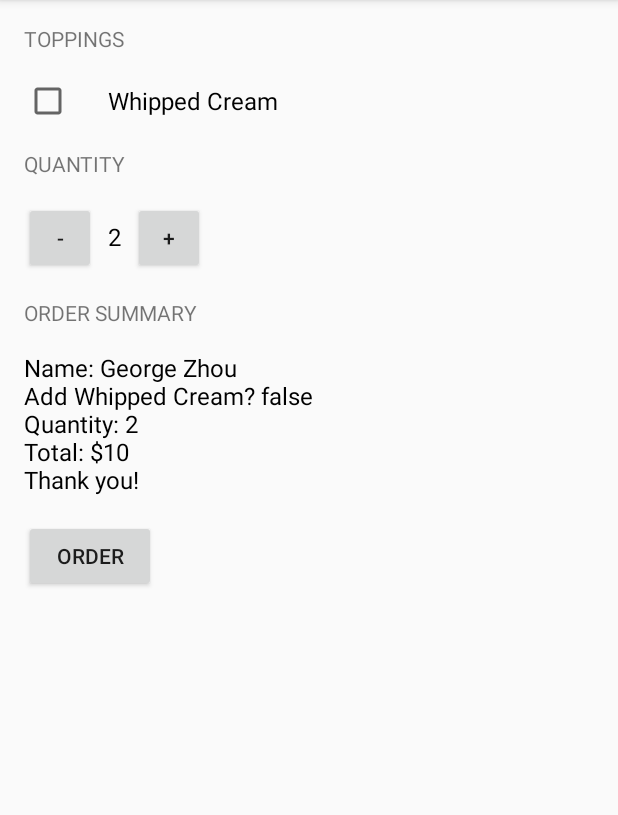
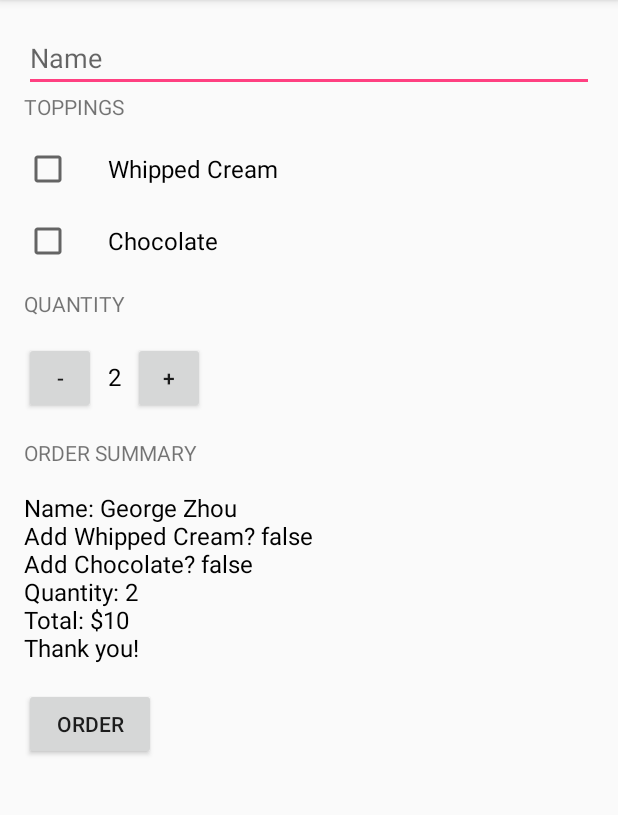
Before and after one commit to ZhourgiePorgie/Android, an Android app: the screen it shows after launch (MainActivity), after a tap on "ORDER", on a phone screen of 412 x 824 dp, the part 84-899 px from its top. Run offline under Robolectric (Android 15) with nearby library versions, the phone set to English and light mode, and no system bars.

Commit message:
EditText

```diff
--- a/JustJava/app/src/main/java/com/example/android/justjava/MainActivity.java
+++ b/JustJava/app/src/main/java/com/example/android/justjava/MainActivity.java
@@ -34,9 +34,11 @@ public class MainActivity extends AppCompatActivity {
      */
     public void submitOrder(View view) {
         CheckBox whippedCreamCheckBox = (CheckBox) findViewById(R.id.whipped_cream_checkbox);
+        CheckBox chocolateCheckBox = (CheckBox) findViewById(R.id.chocolate_checkbox);
         boolean hasWhippedCream = whippedCreamCheckBox.isChecked();
+        boolean hasChocolate = chocolateCheckBox.isChecked();
         int price = calculatePrice(quantity, 5);
-        String priceMessage = createOrderSummary(price, hasWhippedCream);
+        String priceMessage = createOrderSummary(price, hasWhippedCream, hasChocolate);
         displayMessage(priceMessage);
     }
 
@@ -99,9 +101,10 @@ public class MainActivity extends AppCompatActivity {
      * @param addWhippedCream check if whipped cream was selected or not
      * @return order summary
      */
-    private String createOrderSummary(int price, boolean addWhippedCream) {
+    private String createOrderSummary(int price, boolean addWhippedCream, boolean addChocolate) {
         String summary = "Name: George Zhou"
                 + "\nAdd Whipped Cream? " + addWhippedCream
+                + "\nAdd Chocolate? " + addChocolate
                 + "\nQuantity: " + quantity
                 + "\nTotal: $" + price
                 + "\nThank you!";
--- a/JustJava/app/src/main/res/layout/activity_main.xml
+++ b/JustJava/app/src/main/res/layout/activity_main.xml
@@ -10,6 +10,13 @@
         android:layout_height="match_parent"
         android:layout_margin="16sp"
         android:orientation="vertical">
+
+        <EditText
+            android:id="@+id/name_text_input"
+            android:layout_width="match_parent"
+            android:layout_height="wrap_content"
+            android:hint="Name"
+            android:inputType="text"/>
 
         <TextView
             android:layout_width="wrap_content"
@@ -25,6 +32,15 @@
         android:layout_marginBottom="16dp"
         android:paddingLeft="24dp"
         android:text="Whipped Cream"
+        android:textSize="16sp" />
+
+        <CheckBox
+        android:id="@+id/chocolate_checkbox"
+        android:layout_width="wrap_content"
+        android:layout_height="wrap_content"
+        android:layout_marginBottom="16dp"
+        android:paddingLeft="24dp"
+        android:text="Chocolate"
         android:textSize="16sp" />
 
         <TextView
@@ -87,5 +103,4 @@
 
     </LinearLayout>
 
-
 </ScrollView>
```
Lines whose indentation alone changed are shown as unchanged.
